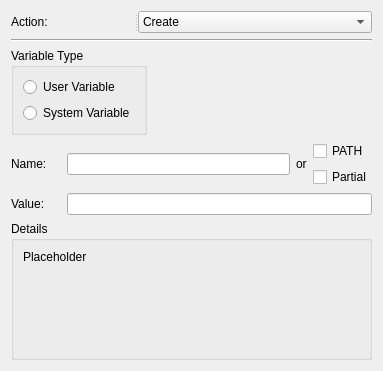
The window that src/apps/mvvm-folders/variables/variableswidget.ui (august-alt/policy-preferences-editor-prototype) describes before a commit, drawn with Qt 5.
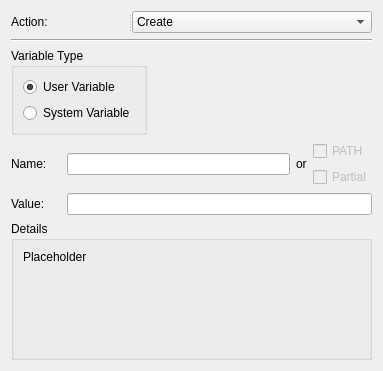
The same window after the commit.

Commit message: feat: implement variables widget logic

Diff of the .ui file:
```diff
--- a/src/apps/mvvm-folders/variables/variableswidget.ui
+++ b/src/apps/mvvm-folders/variables/variableswidget.ui
@@ -40,6 +40,9 @@
         <property name="alignment">
          <set>Qt::AlignLeading|Qt::AlignLeft|Qt::AlignTop</set>
         </property>
+        <property name="wordWrap">
+         <bool>true</bool>
+        </property>
        </widget>
       </item>
      </layout>
@@ -114,6 +117,9 @@
         <layout class="QVBoxLayout" name="verticalLayout_2">
          <item>
           <widget class="QCheckBox" name="pathCheckBox">
+           <property name="enabled">
+            <bool>false</bool>
+           </property>
            <property name="text">
             <string>PATH</string>
            </property>
@@ -121,6 +127,9 @@
          </item>
          <item>
           <widget class="QCheckBox" name="partialCheckBox">
+           <property name="enabled">
+            <bool>false</bool>
+           </property>
            <property name="text">
             <string>Partial</string>
            </property>
@@ -154,6 +163,11 @@
         <string>Create</string>
        </property>
       </item>
+      <item>
+       <property name="text">
+        <string>Replace</string>
+       </property>
+      </item>
       <item>
        <property name="text">
         <string>Update</string>
@@ -187,6 +201,9 @@
         <property name="text">
          <string>User Variable</string>
         </property>
+        <property name="checked">
+         <bool>true</bool>
+        </property>
        </widget>
       </item>
       <item row="1" column="0">
```
The commit also changes 4 other files.
